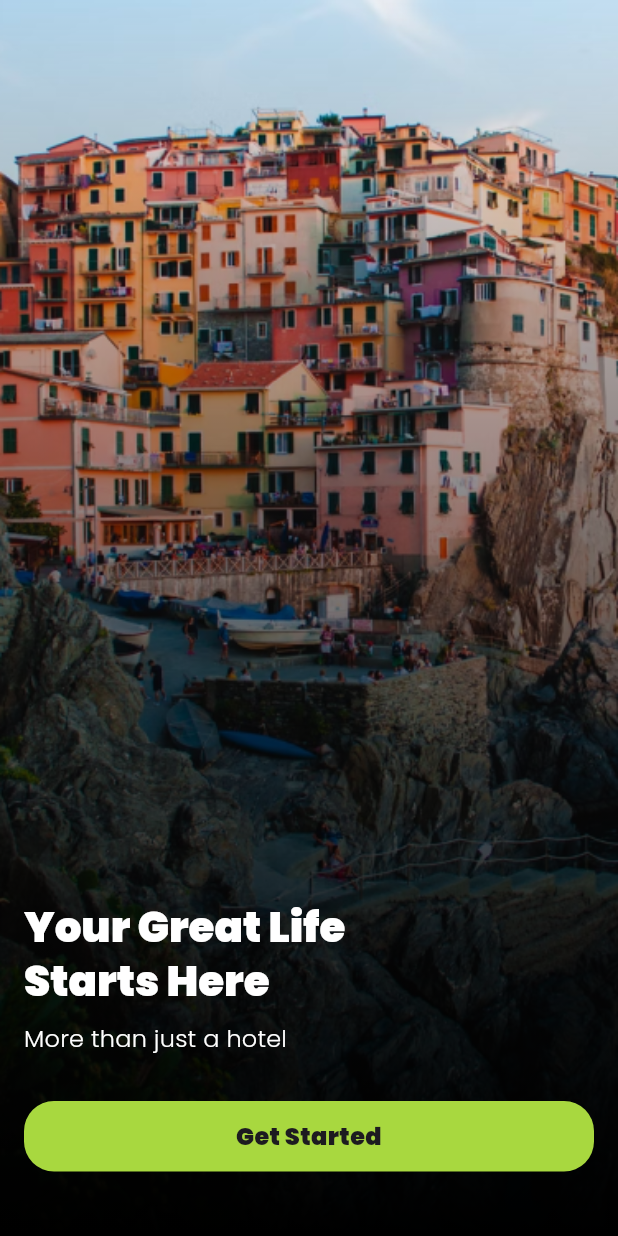
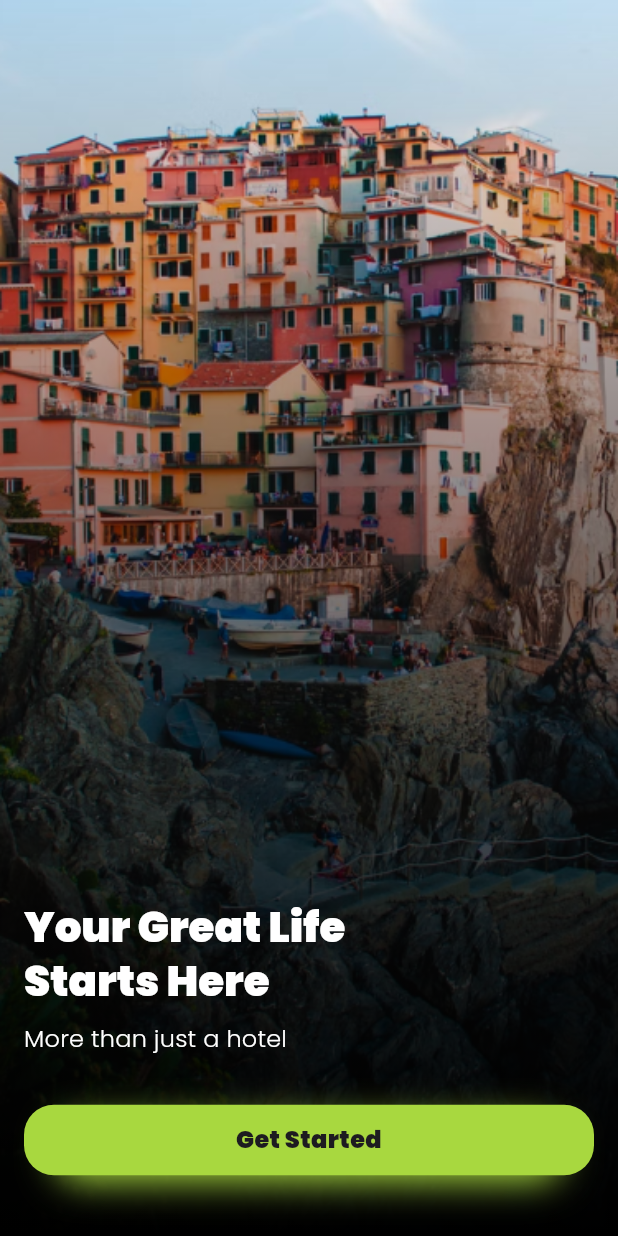
Before and after one commit to khairulanwar24/hotelapp, a Flutter app: the screen it shows after launch, on a phone screen of 412 x 824 dp. Run offline on Flutter 3.47's test engine with Material 3 defaults, Android fonts, the phone set to English and light mode, and no system bars; our stand-ins replace firebase_core, get, google_fonts, shared_preferences; accounts and stored records are empty.

Commit message:
custom button

```diff
--- a/lib/main.dart
+++ b/lib/main.dart
@@ -9,6 +9,7 @@ import 'package:hotelkhan/firebase_options.dart';
 import 'package:hotelkhan/model/user.dart';
 import 'package:hotelkhan/page/home_page.dart';
 import 'package:hotelkhan/page/intro_page.dart';
+import 'package:hotelkhan/page/signin_page.dart';
 import 'package:intl/date_symbol_data_local.dart';
 
 Future<void> main() async {
@@ -53,7 +54,7 @@ class MyApp extends StatelessWidget {
         },
         AppRoute.intro: (context) => const IntroPage(),
         AppRoute.home: (context) => const HomePage(),
-        AppRoute.signin: (context) => const IntroPage(),
+        AppRoute.signin: (context) => const SignInPage(),
         AppRoute.detail: (context) => const IntroPage(),
         AppRoute.checkout: (context) => const IntroPage(),
         AppRoute.checkoutSuccess: (context) => const IntroPage(),
--- a/lib/page/intro_page.dart
+++ b/lib/page/intro_page.dart
@@ -1,6 +1,7 @@
 import 'package:flutter/material.dart';
 import 'package:hotelkhan/config/app_asset.dart';
-import 'package:hotelkhan/config/app_color.dart';
+import 'package:hotelkhan/config/app_route.dart';
+import 'package:hotelkhan/widget/button_custom.dart';
 
 class IntroPage extends StatelessWidget {
   const IntroPage({super.key});
@@ -52,31 +53,12 @@ class IntroPage extends StatelessWidget {
               const SizedBox(
                 height: 30,
               ),
-              SizedBox(
-                height: 50,
-                child: Stack(
-                  children: [
-                    Material(
-                      color: AppColor.primary,
-                      borderRadius: BorderRadius.circular(20),
-                      child: InkWell(
-                        borderRadius: BorderRadius.circular(20),
-                        onTap: () => {},
-                        child: Container(
-                          width: double.infinity,
-                          padding: const EdgeInsets.symmetric(
-                              horizontal: 36, vertical: 12),
-                          child: Text(
-                            'Get Started',
-                            textAlign: TextAlign.center,
-                            style: const TextStyle(
-                                fontSize: 16, fontWeight: FontWeight.w900),
-                          ),
-                        ),
-                      ),
-                    )
-                  ],
-                ),
+              ButtonCustom(
+                label: 'Get Started',
+                onTap: () {
+                  Navigator.pushReplacementNamed(context, AppRoute.signin);
+                },
+                isExpand: true,
               )
             ],
           ),
--- /dev/null
+++ b/lib/page/signin_page.dart
@@ -0,0 +1,14 @@
+import 'package:flutter/material.dart';
+
+class SignInPage extends StatelessWidget {
+  const SignInPage({super.key});
+
+  @override
+  Widget build(BuildContext context) {
+    return const Scaffold(
+      body: Text(
+        'Sign In Page',
+      ),
+    );
+  }
+}
--- /dev/null
+++ b/lib/widget/button_custom.dart
@@ -0,0 +1,77 @@
+import 'package:flutter/material.dart';
+import 'package:hotelkhan/config/app_color.dart';
+
+class ButtonCustom extends StatelessWidget {
+  const ButtonCustom(
+      {super.key, required this.label, required this.onTap, this.isExpand});
+  final String label;
+  final Function onTap;
+  final bool? isExpand;
+
+  @override
+  Widget build(BuildContext context) {
+    return SizedBox(
+      height: 50,
+      child: Stack(
+        children: [
+          Align(
+            alignment: const Alignment(0, 0.7),
+            child: Container(
+              decoration: BoxDecoration(
+                  borderRadius: BorderRadius.circular(20),
+                  boxShadow: const [
+                    BoxShadow(
+                        color: AppColor.primary,
+                        offset: Offset(0, 5),
+                        blurRadius: 20)
+                  ]),
+              width: isExpand == null
+                  ? null
+                  : isExpand!
+                      ? double.infinity
+                      : null,
+              padding: const EdgeInsets.symmetric(
+                horizontal: 16,
+                vertical: 10,
+              ),
+              margin: const EdgeInsets.symmetric(
+                horizontal: 20,
+              ),
+              child: Text(
+                label,
+              ),
+            ),
+          ),
+          Align(
+            alignment: const Alignment(0, 0.7),
+            child: Material(
+              color: AppColor.primary,
+              borderRadius: BorderRadius.circular(20),
+              child: InkWell(
+                borderRadius: BorderRadius.circular(20),
+                onTap: () => onTap(),
+                child: Container(
+                  width: isExpand == null
+                      ? null
+                      : isExpand!
+                          ? double.infinity
+                          : null,
+                  padding:
+                      const EdgeInsets.symmetric(horizontal: 36, vertical: 12),
+                  child: Text(
+                    label,
+                    textAlign: TextAlign.center,
+                    style: const TextStyle(
+                      fontSize: 16,
+                      fontWeight: FontWeight.w900,
+                    ),
+                  ),
+                ),
+              ),
+            ),
+          )
+        ],
+      ),
+    );
+  }
+}
```
